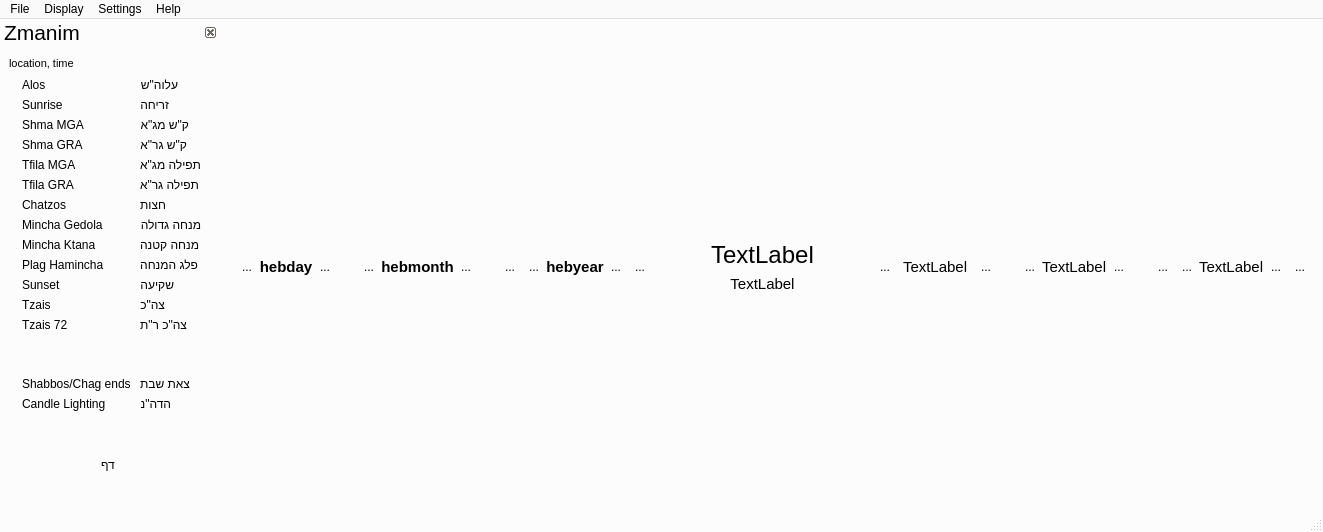
Above: mainwindow.ui from MosheWagner/luach before the change. Below: the same form after it.
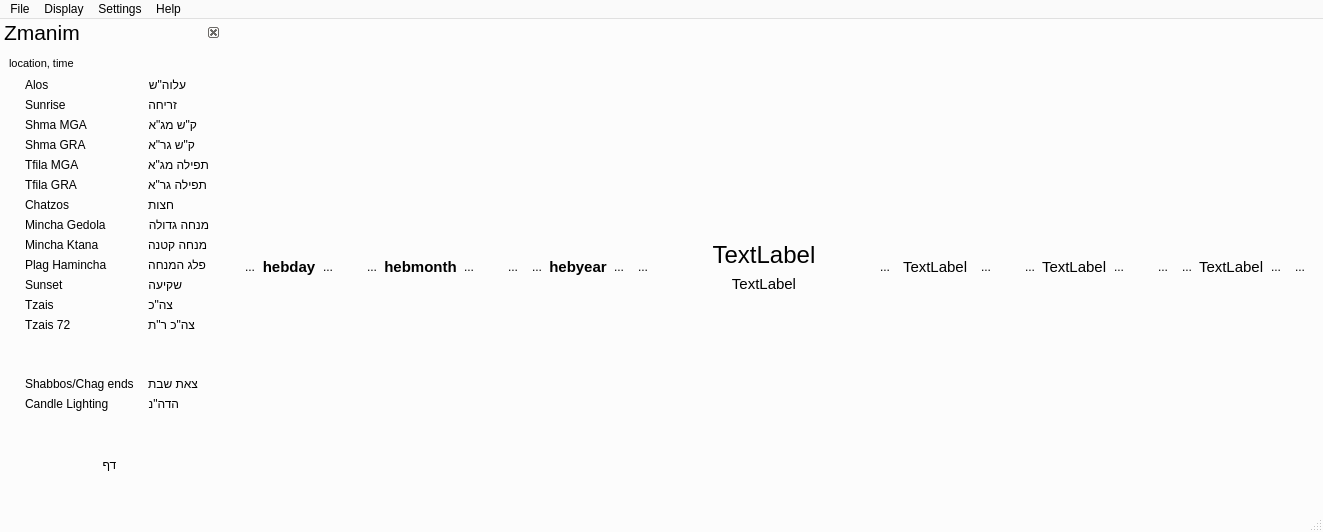
That is the form after the change. Icons and pictures are not drawn.

```diff
--- a/mainwindow.ui
+++ b/mainwindow.ui
@@ -2785,13 +2785,13 @@
         <set>Qt::AlignRight|Qt::AlignTop|Qt::AlignTrailing</set>
        </property>
        <property name="horizontalSpacing">
-        <number>9</number>
+        <number>14</number>
        </property>
        <property name="verticalSpacing">
         <number>6</number>
        </property>
        <property name="leftMargin">
-        <number>4</number>
+        <number>2</number>
        </property>
        <property name="topMargin">
         <number>0</number>
```
Left out of the diff: 1 changed line with no effect on the pictures.
